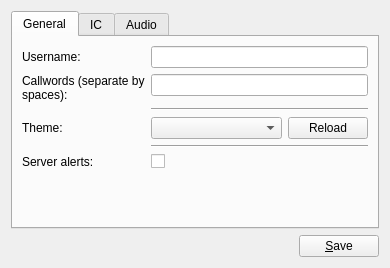
This is res/ui/config_panel.ui in lambdcalculus/AO2-Client as Qt 5 draws it before an edit. The edited form follows.
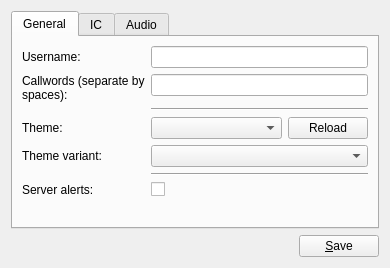
This is the edited form. The open tabs and pages were chosen to show the change.

Commit message: Add basic theme variant combobox

```diff
--- a/res/ui/config_panel.ui
+++ b/res/ui/config_panel.ui
@@ -116,27 +116,37 @@
          </layout>
         </widget>
        </item>
-       <item row="4" column="1">
-        <widget class="Line" name="line_3">
-         <property name="orientation">
-          <enum>Qt::Horizontal</enum>
-         </property>
-        </widget>
-       </item>
-       <item row="5" column="1">
+       <item row="6" column="1">
         <widget class="QCheckBox" name="server_alerts">
          <property name="text">
           <string/>
          </property>
         </widget>
        </item>
-       <item row="5" column="0">
+       <item row="6" column="0">
         <widget class="QLabel" name="server_alerts_label">
          <property name="text">
           <string>Server alerts:</string>
          </property>
         </widget>
        </item>
+       <item row="4" column="0">
+        <widget class="QLabel" name="label">
+         <property name="text">
+          <string>Theme variant:</string>
+         </property>
+        </widget>
+       </item>
+       <item row="5" column="1">
+        <widget class="Line" name="line_3">
+         <property name="orientation">
+          <enum>Qt::Horizontal</enum>
+         </property>
+        </widget>
+       </item>
+       <item row="4" column="1">
+        <widget class="QComboBox" name="theme_variant"/>
+       </item>
       </layout>
      </widget>
      <widget class="QWidget" name="tab_2">
```
Left out of the diff: 2 changed lines with no effect on the pictures. The commit also changes 8 other files.
